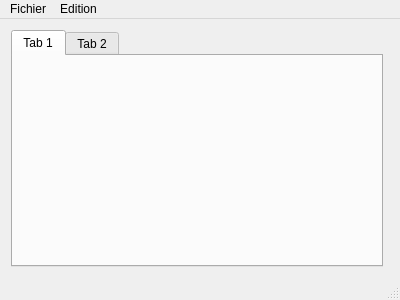
Above: calcpol/mainwindow.ui from trecouvr/calclpol before the change. Below: the same form after it.
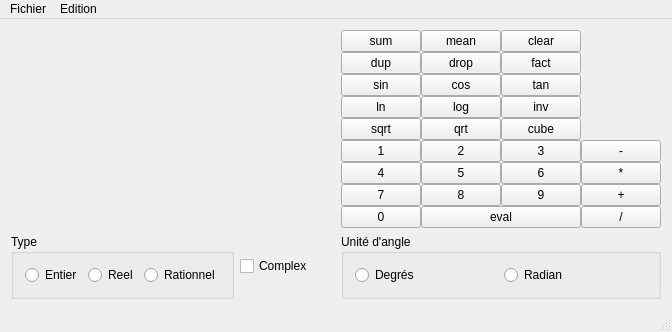
That is the form after the change. Custom widgets are drawn as their Qt base class.

What changed in the file:
```diff
--- a/calcpol/mainwindow.ui
+++ b/calcpol/mainwindow.ui
@@ -6,39 +6,307 @@
    <rect>
     <x>0</x>
     <y>0</y>
-    <width>400</width>
-    <height>300</height>
+    <width>672</width>
+    <height>318</height>
    </rect>
   </property>
   <property name="windowTitle">
    <string>MainWindow</string>
   </property>
   <widget class="QWidget" name="centralWidget">
-   <layout class="QHBoxLayout" name="horizontalLayout">
-    <item>
-     <widget class="QTabWidget" name="tabWidget">
-      <property name="currentIndex">
+   <layout class="QGridLayout" name="gridLayout">
+    <item row="1" column="0" colspan="2">
+     <widget class="PileWidget" name="pile_widget" native="true"/>
+    </item>
+    <item row="1" column="2">
+     <layout class="QGridLayout" name="gridLayout_2">
+      <property name="spacing">
        <number>0</number>
       </property>
-      <widget class="QWidget" name="tab">
-       <attribute name="title">
-        <string>Tab 1</string>
-       </attribute>
-       <layout class="QGridLayout" name="gridLayout_2">
-        <item row="0" column="0">
-         <widget class="PileWidget" name="widget" native="true"/>
-        </item>
-       </layout>
-      </widget>
-      <widget class="QWidget" name="tab_2">
-       <attribute name="title">
-        <string>Tab 2</string>
-       </attribute>
-      </widget>
+      <item row="7" column="0">
+       <widget class="QPushButton" name="pushButton_16">
+        <property name="text">
+         <string>sin</string>
+        </property>
+       </widget>
+      </item>
+      <item row="7" column="1">
+       <widget class="QPushButton" name="pushButton_17">
+        <property name="text">
+         <string>cos</string>
+        </property>
+       </widget>
+      </item>
+      <item row="7" column="2">
+       <widget class="QPushButton" name="pushButton_18">
+        <property name="text">
+         <string>tan</string>
+        </property>
+       </widget>
+      </item>
+      <item row="8" column="0">
+       <widget class="QPushButton" name="pushButton_19">
+        <property name="text">
+         <string>ln</string>
+        </property>
+       </widget>
+      </item>
+      <item row="8" column="1">
+       <widget class="QPushButton" name="pushButton_20">
+        <property name="text">
+         <string>log</string>
+        </property>
+       </widget>
+      </item>
+      <item row="8" column="2">
+       <widget class="QPushButton" name="pushButton_21">
+        <property name="text">
+         <string>inv</string>
+        </property>
+       </widget>
+      </item>
+      <item row="9" column="0">
+       <widget class="QPushButton" name="pushButton_22">
+        <property name="text">
+         <string>sqrt</string>
+        </property>
+       </widget>
+      </item>
+      <item row="9" column="1">
+       <widget class="QPushButton" name="pushButton_23">
+        <property name="text">
+         <string>qrt</string>
+        </property>
+       </widget>
+      </item>
+      <item row="9" column="2">
+       <widget class="QPushButton" name="pushButton_24">
+        <property name="text">
+         <string>cube</string>
+        </property>
+       </widget>
+      </item>
+      <item row="11" column="0">
+       <widget class="QPushButton" name="pushButton_5">
+        <property name="text">
+         <string>1</string>
+        </property>
+       </widget>
+      </item>
+      <item row="11" column="1">
+       <widget class="QPushButton" name="pushButton_6">
+        <property name="text">
+         <string>2</string>
+        </property>
+       </widget>
+      </item>
+      <item row="11" column="2">
+       <widget class="QPushButton" name="pushButton_7">
+        <property name="text">
+         <string>3</string>
+        </property>
+       </widget>
+      </item>
+      <item row="12" column="0">
+       <widget class="QPushButton" name="pushButton_3">
+        <property name="text">
+         <string>4</string>
+        </property>
+       </widget>
+      </item>
+      <item row="12" column="1">
+       <widget class="QPushButton" name="pushButton_4">
+        <property name="text">
+         <string>5</string>
+        </property>
+       </widget>
+      </item>
+      <item row="12" column="2">
+       <widget class="QPushButton" name="pushButton_8">
+        <property name="text">
+         <string>6</string>
+        </property>
+       </widget>
+      </item>
+      <item row="13" column="0">
+       <widget class="QPushButton" name="pushButton_2">
+        <property name="text">
+         <string>7</string>
+        </property>
+       </widget>
+      </item>
+      <item row="13" column="1">
+       <widget class="QPushButton" name="pushButton">
+        <property name="text">
+         <string>8</string>
+        </property>
+       </widget>
+      </item>
+      <item row="13" column="2">
+       <widget class="QPushButton" name="pushButton_9">
+        <property name="text">
+         <string>9</string>
+        </property>
+       </widget>
+      </item>
+      <item row="14" column="0">
+       <widget class="QPushButton" name="pushButton_10">
+        <property name="text">
+         <string>0</string>
+        </property>
+       </widget>
+      </item>
+      <item row="14" column="1" colspan="2">
+       <widget class="QPushButton" name="pushButton_11">
+        <property name="text">
+         <string>eval</string>
+        </property>
+       </widget>
+      </item>
+      <item row="5" column="0">
+       <widget class="QPushButton" name="pushButton_26">
+        <property name="text">
+         <string>sum</string>
+        </property>
+       </widget>
+      </item>
+      <item row="5" column="1">
+       <widget class="QPushButton" name="pushButton_27">
+        <property name="text">
+         <string>mean</string>
+        </property>
+       </widget>
+      </item>
+      <item row="5" column="2">
+       <widget class="QPushButton" name="pushButton_28">
+        <property name="text">
+         <string>clear</string>
+        </property>
+       </widget>
+      </item>
+      <item row="6" column="0">
+       <widget class="QPushButton" name="pushButton_29">
+        <property name="text">
+         <string>dup</string>
+        </property>
+       </widget>
+      </item>
+      <item row="6" column="1">
+       <widget class="QPushButton" name="pushButton_30">
+        <property name="text">
+         <string>drop</string>
+        </property>
+       </widget>
+      </item>
+      <item row="6" column="2">
+       <widget class="QPushButton" name="pushButton_31">
+        <property name="text">
+         <string>fact</string>
+        </property>
+       </widget>
+      </item>
+      <item row="14" column="3">
+       <widget class="QPushButton" name="pushButton_15">
+        <property name="text">
+         <string>/</string>
+        </property>
+       </widget>
+      </item>
+      <item row="13" column="3">
+       <widget class="QPushButton" name="pushButton_12">
+        <property name="text">
+         <string>+</string>
+        </property>
+       </widget>
+      </item>
+      <item row="12" column="3">
+       <widget class="QPushButton" name="pushButton_14">
+        <property name="text">
+         <string>*</string>
+        </property>
+       </widget>
+      </item>
+      <item row="11" column="3">
+       <widget class="QPushButton" name="pushButton_13">
+        <property name="text">
+         <string>-</string>
+        </property>
+       </widget>
+      </item>
+      <item row="15" column="1">
+       <spacer name="verticalSpacer">
+        <property name="orientation">
+         <enum>Qt::Vertical</enum>
+        </property>
+        <property name="sizeHint" stdset="0">
+         <size>
+          <width>20</width>
+          <height>40</height>
+         </size>
+        </property>
+       </spacer>
+      </item>
+     </layout>
+    </item>
+    <item row="2" column="0">
+     <widget class="QGroupBox" name="groupBox">
+      <property name="title">
+       <string>Type</string>
+      </property>
+      <layout class="QHBoxLayout" name="horizontalLayout">
+       <item>
+        <widget class="QRadioButton" name="radioButton_2">
+         <property name="text">
+          <string>Entier</string>
+         </property>
+        </widget>
+       </item>
+       <item>
+        <widget class="QRadioButton" name="radioButton">
+         <property name="text">
+          <string>Reel</string>
+         </property>
+        </widget>
+       </item>
+       <item>
+        <widget class="QRadioButton" name="radioButton_3">
+         <property name="text">
+          <string>Rationnel</string>
+         </property>
+        </widget>
+       </item>
+      </layout>
      </widget>
     </item>
-    <item>
-     <widget class="ClavierWidget" name="widget_2" native="true"/>
+    <item row="2" column="1">
+     <widget class="QCheckBox" name="checkBox">
+      <property name="text">
+       <string>Complex</string>
+      </property>
+     </widget>
+    </item>
+    <item row="2" column="2">
+     <widget class="QGroupBox" name="groupBox_2">
+      <property name="title">
+       <string>Unité d'angle</string>
+      </property>
+      <layout class="QHBoxLayout" name="horizontalLayout_2">
+       <item>
+        <widget class="QRadioButton" name="radioButton_4">
+         <property name="text">
+          <string>Degrés</string>
+         </property>
+        </widget>
+       </item>
+       <item>
+        <widget class="QRadioButton" name="radioButton_5">
+         <property name="text">
+          <string>Radian</string>
+         </property>
+        </widget>
+       </item>
+      </layout>
+     </widget>
     </item>
    </layout>
   </widget>
@@ -47,8 +315,8 @@
     <rect>
      <x>0</x>
      <y>0</y>
-     <width>400</width>
-     <height>25</height>
+     <width>672</width>
+     <height>23</height>
     </rect>
    </property>
    <widget class="QMenu" name="menuFichier">
@@ -99,12 +367,6 @@
    <header location="global">pilewidget.h</header>
    <container>1</container>
   </customwidget>
-  <customwidget>
-   <class>ClavierWidget</class>
-   <extends>QWidget</extends>
-   <header location="global">clavierwidget.h</header>
-   <container>1</container>
-  </customwidget>
  </customwidgets>
  <resources/>
  <connections/>
```
